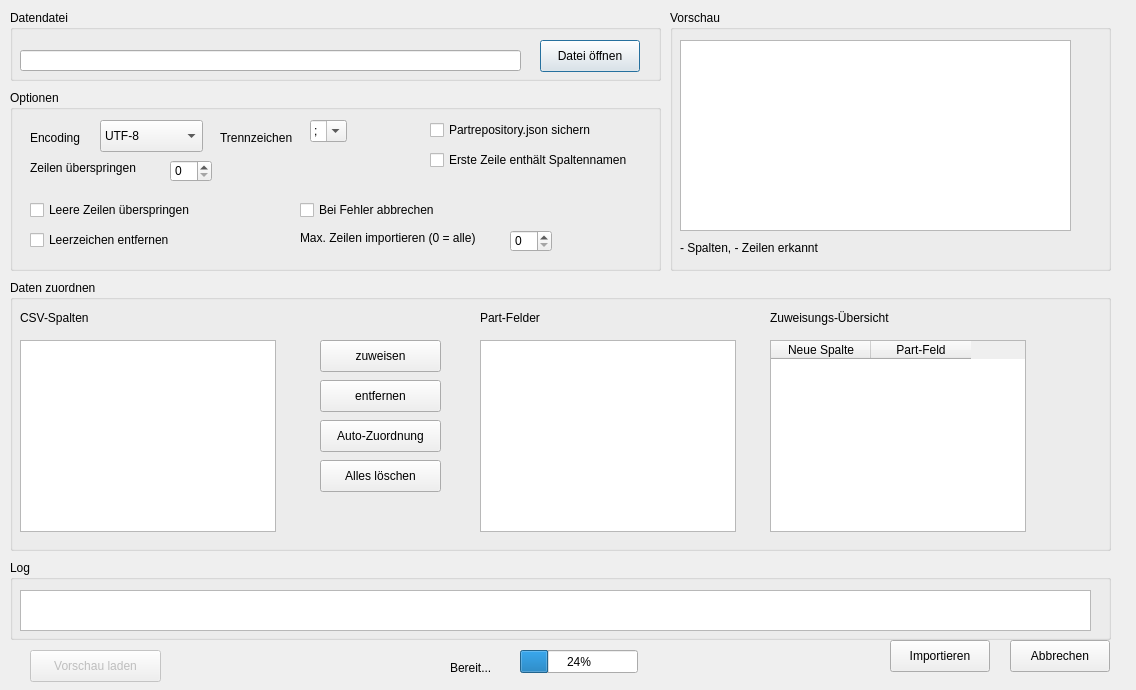
The window that src/importdatadialog.ui (oddscured/Partorium) describes before a commit, drawn with Qt 5.
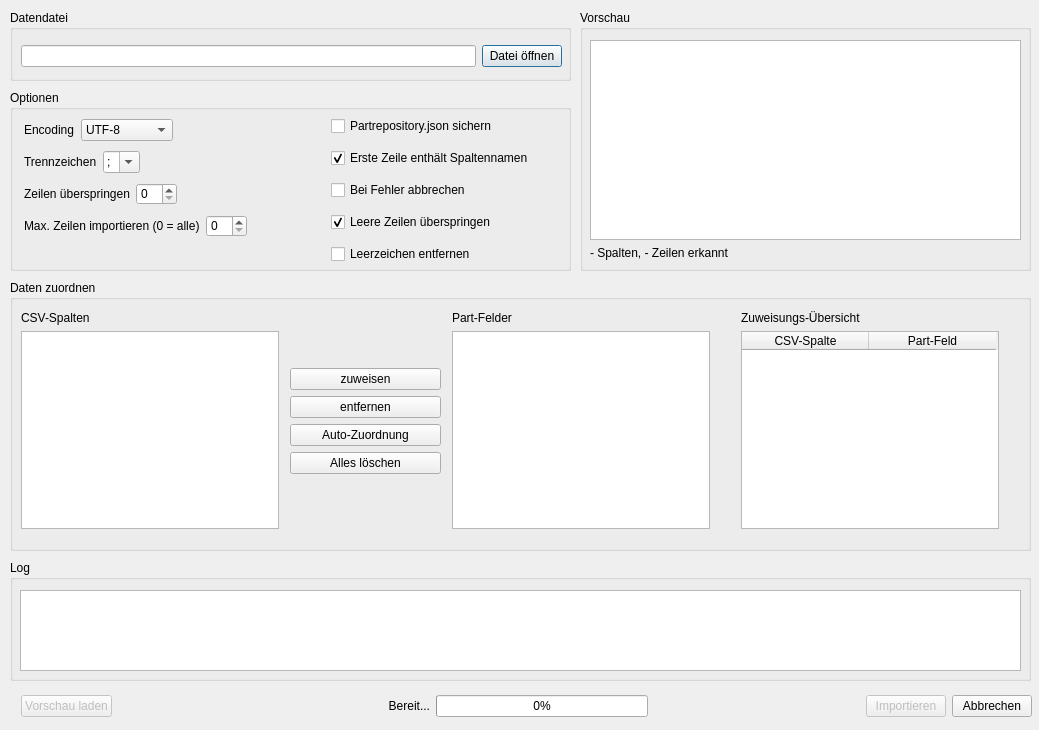
The same window after the commit.

Commit message: Finished DataImportDialog

Diff of the .ui file:
```diff
--- a/src/importdatadialog.ui
+++ b/src/importdatadialog.ui
@@ -6,8 +6,8 @@
    <rect>
     <x>0</x>
     <y>0</y>
-    <width>1136</width>
-    <height>690</height>
+    <width>1039</width>
+    <height>730</height>
    </rect>
   </property>
   <property name="windowTitle">
@@ -18,38 +18,38 @@
     <rect>
      <x>10</x>
      <y>10</y>
-     <width>651</width>
+     <width>561</width>
      <height>71</height>
     </rect>
    </property>
    <property name="title">
     <string>Datendatei</string>
    </property>
-   <widget class="QPushButton" name="btn_BrowseCsv">
+   <widget class="QWidget" name="">
     <property name="geometry">
      <rect>
-      <x>530</x>
+      <x>11</x>
       <y>30</y>
-      <width>100</width>
-      <height>32</height>
+      <width>541</width>
+      <height>33</height>
      </rect>
     </property>
-    <property name="text">
-     <string>Datei öffnen</string>
-    </property>
-   </widget>
-   <widget class="QLineEdit" name="edt_ImportFileName">
-    <property name="geometry">
-     <rect>
-      <x>10</x>
-      <y>40</y>
-      <width>501</width>
-      <height>21</height>
-     </rect>
-    </property>
-    <property name="readOnly">
-     <bool>true</bool>
-    </property>
+    <layout class="QHBoxLayout" name="horizontalLayout_5">
+     <item>
+      <widget class="QLineEdit" name="edt_ImportFileName">
+       <property name="readOnly">
+        <bool>true</bool>
+       </property>
+      </widget>
+     </item>
+     <item>
+      <widget class="QPushButton" name="btn_BrowseCsv">
+       <property name="text">
+        <string>Datei öffnen</string>
+       </property>
+      </widget>
+     </item>
+    </layout>
    </widget>
   </widget>
   <widget class="QGroupBox" name="grp_AssignData">
@@ -57,469 +57,490 @@
     <rect>
      <x>10</x>
      <y>280</y>
-     <width>1101</width>
+     <width>1021</width>
      <height>271</height>
     </rect>
    </property>
    <property name="title">
     <string>Daten zuordnen</string>
    </property>
-   <widget class="QLabel" name="lbl_SourceHeaders">
+   <widget class="QWidget" name="">
     <property name="geometry">
      <rect>
-      <x>10</x>
-      <y>30</y>
-      <width>111</width>
-      <height>16</height>
+      <x>442</x>
+      <y>31</y>
+      <width>258</width>
+      <height>218</height>
      </rect>
     </property>
-    <property name="text">
-     <string>CSV-Spalten</string>
-    </property>
+    <layout class="QVBoxLayout" name="verticalLayout_5">
+     <item>
+      <widget class="QLabel" name="lbl_PartFields">
+       <property name="text">
+        <string>Part-Felder</string>
+       </property>
+      </widget>
+     </item>
+     <item>
+      <widget class="QListWidget" name="lst_PartFields">
+       <property name="dragEnabled">
+        <bool>false</bool>
+       </property>
+      </widget>
+     </item>
+    </layout>
    </widget>
-   <widget class="QListWidget" name="lst_CsvColumns">
+   <widget class="QWidget" name="">
     <property name="geometry">
      <rect>
-      <x>10</x>
-      <y>60</y>
-      <width>256</width>
-      <height>192</height>
+      <x>11</x>
+      <y>31</y>
+      <width>258</width>
+      <height>218</height>
      </rect>
     </property>
-    <property name="dragEnabled">
-     <bool>true</bool>
-    </property>
+    <layout class="QVBoxLayout" name="verticalLayout_4">
+     <item>
+      <widget class="QLabel" name="lbl_SourceHeaders">
+       <property name="text">
+        <string>CSV-Spalten</string>
+       </property>
+      </widget>
+     </item>
+     <item>
+      <widget class="QListWidget" name="lst_CsvColumns">
+       <property name="dragEnabled">
+        <bool>true</bool>
+       </property>
+      </widget>
+     </item>
+    </layout>
    </widget>
-   <widget class="QPushButton" name="btn_MapToField">
+   <widget class="QWidget" name="">
     <property name="geometry">
      <rect>
-      <x>310</x>
-      <y>60</y>
-      <width>121</width>
-      <height>32</height>
+      <x>731</x>
+      <y>31</y>
+      <width>258</width>
+      <height>218</height>
      </rect>
     </property>
-    <property name="text">
-     <string>zuweisen</string>
-    </property>
+    <layout class="QVBoxLayout" name="verticalLayout_6">
+     <item>
+      <widget class="QLabel" name="lbl_PartFields_2">
+       <property name="text">
+        <string>Zuweisungs-Übersicht</string>
+       </property>
+      </widget>
+     </item>
+     <item>
+      <widget class="QTableWidget" name="tbl_Mapping">
+       <property name="editTriggers">
+        <set>QAbstractItemView::EditTrigger::NoEditTriggers</set>
+       </property>
+       <property name="selectionMode">
+        <enum>QAbstractItemView::SelectionMode::SingleSelection</enum>
+       </property>
+       <property name="selectionBehavior">
+        <enum>QAbstractItemView::SelectionBehavior::SelectRows</enum>
+       </property>
+       <attribute name="horizontalHeaderDefaultSectionSize">
+        <number>127</number>
+       </attribute>
+       <attribute name="horizontalHeaderStretchLastSection">
+        <bool>false</bool>
+       </attribute>
+       <attribute name="verticalHeaderStretchLastSection">
+        <bool>false</bool>
+       </attribute>
+       <column>
+        <property name="text">
+         <string>CSV-Spalte</string>
+        </property>
+       </column>
+       <column>
+        <property name="text">
+         <string>Part-Feld</string>
+        </property>
+       </column>
+      </widget>
+     </item>
+    </layout>
    </widget>
-   <widget class="QPushButton" name="btn_Unmap">
+   <widget class="QWidget" name="">
     <property name="geometry">
      <rect>
-      <x>310</x>
-      <y>100</y>
-      <width>121</width>
-      <height>32</height>
-     </rect>
-    </property>
-    <property name="text">
-     <string>entfernen</string>
-    </property>
-   </widget>
-   <widget class="QPushButton" name="btn_AutoMap">
-    <property name="geometry">
-     <rect>
-      <x>310</x>
-      <y>140</y>
-      <width>121</width>
-      <height>32</height>
-     </rect>
-    </property>
-    <property name="text">
-     <string>Auto-Zuordnung</string>
-    </property>
-   </widget>
-   <widget class="QPushButton" name="btn_ClearMapping">
-    <property name="geometry">
-     <rect>
-      <x>310</x>
-      <y>180</y>
-      <width>121</width>
-      <height>32</height>
-     </rect>
-    </property>
-    <property name="text">
-     <string>Alles löschen</string>
-    </property>
-   </widget>
-   <widget class="QLabel" name="lbl_PartFields">
-    <property name="geometry">
-     <rect>
-      <x>470</x>
+      <x>280</x>
       <y>30</y>
-      <width>111</width>
-      <height>16</height>
+      <width>151</width>
+      <height>221</height>
      </rect>
     </property>
-    <property name="text">
-     <string>Part-Felder</string>
-    </property>
+    <layout class="QVBoxLayout" name="verticalLayout_3">
+     <item>
+      <spacer name="verticalSpacer_3">
+       <property name="orientation">
+        <enum>Qt::Orientation::Vertical</enum>
+       </property>
+       <property name="sizeHint" stdset="0">
+        <size>
+         <width>20</width>
+         <height>10</height>
+        </size>
+       </property>
+      </spacer>
+     </item>
+     <item>
+      <widget class="QPushButton" name="btn_MapToField">
+       <property name="text">
+        <string>zuweisen</string>
+       </property>
+      </widget>
+     </item>
+     <item>
+      <widget class="QPushButton" name="btn_Unmap">
+       <property name="text">
+        <string>entfernen</string>
+       </property>
+      </widget>
+     </item>
+     <item>
+      <widget class="QPushButton" name="btn_AutoMap">
+       <property name="text">
+        <string>Auto-Zuordnung</string>
+       </property>
+      </widget>
+     </item>
+     <item>
+      <widget class="QPushButton" name="btn_ClearMapping">
+       <property name="text">
+        <string>Alles löschen</string>
+       </property>
+      </widget>
+     </item>
+     <item>
+      <spacer name="verticalSpacer_2">
+       <property name="orientation">
+        <enum>Qt::Orientation::Vertical</enum>
+       </property>
+       <property name="sizeHint" stdset="0">
+        <size>
+         <width>20</width>
+         <height>57</height>
+        </size>
+       </property>
+      </spacer>
+     </item>
+    </layout>
    </widget>
-   <widget class="QListWidget" name="lst_PartFields">
-    <property name="geometry">
-     <rect>
-      <x>470</x>
-      <y>60</y>
-      <width>256</width>
-      <height>192</height>
-     </rect>
-    </property>
-    <property name="dragEnabled">
-     <bool>false</bool>
-    </property>
-   </widget>
-   <widget class="QLabel" name="lbl_PartFields_2">
-    <property name="geometry">
-     <rect>
-      <x>760</x>
-      <y>30</y>
-      <width>161</width>
-      <height>16</height>
-     </rect>
-    </property>
-    <property name="text">
-     <string>Zuweisungs-Übersicht</string>
-    </property>
-   </widget>
-   <widget class="QTableWidget" name="tbl_Mapping">
-    <property name="geometry">
-     <rect>
-      <x>760</x>
-      <y>60</y>
-      <width>256</width>
-      <height>192</height>
-     </rect>
-    </property>
-    <column>
-     <property name="text">
-      <string>Neue Spalte</string>
-     </property>
-    </column>
-    <column>
-     <property name="text">
-      <string>Part-Feld</string>
-     </property>
-    </column>
-   </widget>
-  </widget>
-  <widget class="QPushButton" name="btn_Cancel">
-   <property name="geometry">
-    <rect>
-     <x>1010</x>
-     <y>640</y>
-     <width>100</width>
-     <height>32</height>
-    </rect>
-   </property>
-   <property name="focusPolicy">
-    <enum>Qt::FocusPolicy::StrongFocus</enum>
-   </property>
-   <property name="text">
-    <string>Abbrechen</string>
-   </property>
-  </widget>
-  <widget class="QPushButton" name="btn_StartImport">
-   <property name="geometry">
-    <rect>
-     <x>890</x>
-     <y>640</y>
-     <width>100</width>
-     <height>32</height>
-    </rect>
-   </property>
-   <property name="text">
-    <string>Importieren</string>
-   </property>
   </widget>
   <widget class="QGroupBox" name="grp_Options">
    <property name="geometry">
     <rect>
      <x>10</x>
      <y>90</y>
-     <width>651</width>
+     <width>561</width>
      <height>181</height>
     </rect>
    </property>
    <property name="title">
     <string>Optionen</string>
    </property>
-   <widget class="QCheckBox" name="chb_BackupJSON">
+   <widget class="QWidget" name="">
     <property name="geometry">
      <rect>
-      <x>420</x>
-      <y>30</y>
+      <x>321</x>
+      <y>20</y>
       <width>231</width>
-      <height>20</height>
+      <height>161</height>
      </rect>
     </property>
-    <property name="text">
-     <string>Partrepository.json sichern</string>
-    </property>
-   </widget>
-   <widget class="QComboBox" name="cbb_Encoding">
-    <property name="geometry">
-     <rect>
-      <x>90</x>
-      <y>30</y>
-      <width>103</width>
-      <height>32</height>
-     </rect>
-    </property>
-    <item>
-     <property name="text">
-      <string>UTF-8</string>
+    <layout class="QVBoxLayout" name="verticalLayout_2">
+     <property name="sizeConstraint">
+      <enum>QLayout::SizeConstraint::SetDefaultConstraint</enum>
      </property>
-    </item>
-    <item>
-     <property name="text">
-      <string>ISO-8859-1</string>
-     </property>
-    </item>
+     <item>
+      <widget class="QCheckBox" name="chb_BackupJSON">
+       <property name="text">
+        <string>Partrepository.json sichern</string>
+       </property>
+      </widget>
+     </item>
+     <item>
+      <widget class="QCheckBox" name="chb_HasHeader">
+       <property name="text">
+        <string>Erste Zeile enthält Spaltennamen</string>
+       </property>
+       <property name="checked">
+        <bool>true</bool>
+       </property>
+      </widget>
+     </item>
+     <item>
+      <widget class="QCheckBox" name="chb_StopOnError">
+       <property name="text">
+        <string>Bei Fehler abbrechen</string>
+       </property>
+      </widget>
+     </item>
+     <item>
+      <widget class="QCheckBox" name="chb_SkipEmptyRows">
+       <property name="text">
+        <string>Leere Zeilen überspringen</string>
+       </property>
+       <property name="checked">
+        <bool>true</bool>
+       </property>
+      </widget>
+     </item>
+     <item>
+      <widget class="QCheckBox" name="chb_TrimWhitespace">
+       <property name="text">
+        <string>Leerzeichen entfernen</string>
+       </property>
+      </widget>
+     </item>
+    </layout>
    </widget>
-   <widget class="QLabel" name="lbl_Encoding">
+   <widget class="QWidget" name="">
     <property name="geometry">
      <rect>
-      <x>20</x>
-      <y>40</y>
-      <width>58</width>
-      <height>16</height>
+      <x>14</x>
+      <y>61</y>
+      <width>293</width>
+      <height>22</height>
      </rect>
     </property>
-    <property name="text">
-     <string>Encoding</string>
-    </property>
+    <layout class="QHBoxLayout" name="horizontalLayout_2">
+     <item>
+      <widget class="QLabel" name="lbl_Delimiter">
+       <property name="text">
+        <string>Trennzeichen</string>
+       </property>
+      </widget>
+     </item>
+     <item>
+      <widget class="QComboBox" name="cbb_Delimiter">
+       <property name="editable">
+        <bool>true</bool>
+       </property>
+       <property name="insertPolicy">
+        <enum>QComboBox::InsertPolicy::NoInsert</enum>
+       </property>
+       <property name="sizeAdjustPolicy">
+        <enum>QComboBox::SizeAdjustPolicy::AdjustToContents</enum>
+       </property>
+       <item>
+        <property name="text">
+         <string>;</string>
+        </property>
+       </item>
+       <item>
+        <property name="text">
+         <string>,</string>
+        </property>
+       </item>
+       <item>
+        <property name="text">
+         <string>\t</string>
+        </property>
+       </item>
+      </widget>
+     </item>
+     <item>
+      <spacer name="horizontalSpacer_2">
+       <property name="orientation">
+        <enum>Qt::Orientation::Horizontal</enum>
+       </property>
+       <property name="sizeHint" stdset="0">
+        <size>
+         <width>40</width>
+         <height>20</height>
+        </size>
+       </property>
+      </spacer>
+     </item>
+    </layout>
    </widget>
-   <widget class="QLabel" name="lbl_Delimiter">
+   <widget class="QWidget" name="">
     <property name="geometry">
      <rect>
-      <x>210</x>
-      <y>40</y>
-      <width>91</width>
-      <height>16</height>
+      <x>14</x>
+      <y>93</y>
+      <width>293</width>
+      <height>22</height>
      </rect>
     </property>
-    <property name="text">
-     <string>Trennzeichen</string>
-    </property>
+    <layout class="QHBoxLayout" name="horizontalLayout_3">
+     <item>
+      <widget class="QLabel" name="lbl_SkipRows">
+       <property name="text">
+        <string>Zeilen überspringen</string>
+       </property>
+      </widget>
+     </item>
+     <item>
+      <widget class="QSpinBox" name="spn_SkipRows">
+       <property name="baseSize">
+        <size>
+         <width>16</width>
+         <height>16</height>
+        </size>
+       </property>
+      </widget>
+     </item>
+     <item>
+      <spacer name="horizontalSpacer_3">
+       <property name="orientation">
+        <enum>Qt::Orientation::Horizontal</enum>
+       </property>
+       <property name="sizeHint" stdset="0">
+        <size>
+         <width>40</width>
+         <height>20</height>
+        </size>
+       </property>
+      </spacer>
+     </item>
+    </layout>
    </widget>
-   <widget class="QComboBox" name="cbb_Delimiter">
+   <widget class="QWidget" name="">
     <property name="geometry">
      <rect>
-      <x>300</x>
-      <y>30</y>
-      <width>58</width>
-      <height>32</height>
-     </rect>
-    </property>
-    <property name="editable">
-     <bool>true</bool>
-    </property>
-    <property name="insertPolicy">
-     <enum>QComboBox::InsertPolicy::NoInsert</enum>
-    </property>
-    <property name="sizeAdjustPolicy">
-     <enum>QComboBox::SizeAdjustPolicy::AdjustToContents</enum>
-    </property>
-    <item>
-     <property name="text">
-      <string>;</string>
-     </property>
-    </item>
-    <item>
-     <property name="text">
-      <string>,</string>
-     </property>
-    </item>
-    <item>
-     <property name="text">
-      <string>\t</string>
-     </property>
-    </item>
-   </widget>
-   <widget class="QCheckBox" name="chb_HasHeader">
-    <property name="geometry">
-     <rect>
-      <x>420</x>
-      <y>60</y>
-      <width>221</width>
-      <height>20</height>
-     </rect>
-    </property>
-    <property name="text">
-     <string>Erste Zeile enthält Spaltennamen</string>
-    </property>
-   </widget>
-   <widget class="QLabel" name="lbl_SkipRows">
-    <property name="geometry">
-     <rect>
-      <x>20</x>
-      <y>70</y>
-      <width>131</width>
-      <height>16</height>
-     </rect>
-    </property>
-    <property name="text">
-     <string>Zeilen überspringen</string>
-    </property>
-   </widget>
-   <widget class="QSpinBox" name="spn_SkipRows">
-    <property name="geometry">
-     <rect>
-      <x>160</x>
-      <y>70</y>
-      <width>42</width>
+      <x>14</x>
+      <y>29</y>
+      <width>293</width>
       <height>22</height>
      </rect>
     </property>
+    <layout class="QHBoxLayout" name="horizontalLayout">
+     <item>
+      <widget class="QLabel" name="lbl_Encoding">
+       <property name="text">
+        <string>Encoding</string>
+       </property>
+      </widget>
+     </item>
+     <item>
+      <widget class="QComboBox" name="cbb_Encoding">
+       <item>
+        <property name="text">
+         <string>UTF-8</string>
+        </property>
+       </item>
+       <item>
+        <property name="text">
+         <string>ISO-8859-1</string>
+        </property>
+       </item>
+      </widget>
+     </item>
+     <item>
+      <spacer name="horizontalSpacer">
+       <property name="orientation">
+        <enum>Qt::Orientation::Horizontal</enum>
+       </property>
+       <property name="sizeHint" stdset="0">
+        <size>
+         <width>40</width>
+         <height>20</height>
+        </size>
+       </property>
+      </spacer>
+     </item>
+    </layout>
    </widget>
-   <widget class="QCheckBox" name="chb_SkipEmptyRows">
+   <widget class="QWidget" name="">
     <property name="geometry">
      <rect>
-      <x>20</x>
-      <y>110</y>
-      <width>201</width>
-      <height>20</height>
-     </rect>
-    </property>
-    <property name="text">
-     <string>Leere Zeilen überspringen</string>
-    </property>
-   </widget>
-   <widget class="QCheckBox" name="chb_TrimWhitespace">
-    <property name="geometry">
-     <rect>
-      <x>20</x>
-      <y>140</y>
-      <width>171</width>
-      <height>20</height>
-     </rect>
-    </property>
-    <property name="text">
-     <string>Leerzeichen entfernen</string>
-    </property>
-   </widget>
-   <widget class="QCheckBox" name="chb_StopOnError">
-    <property name="geometry">
-     <rect>
-      <x>290</x>
-      <y>110</y>
-      <width>161</width>
-      <height>20</height>
-     </rect>
-    </property>
-    <property name="text">
-     <string>Bei Fehler abbrechen</string>
-    </property>
-   </widget>
-   <widget class="QLabel" name="lbl_MaxRows">
-    <property name="geometry">
-     <rect>
-      <x>290</x>
-      <y>140</y>
-      <width>201</width>
-      <height>16</height>
-     </rect>
-    </property>
-    <property name="text">
-     <string>Max. Zeilen importieren (0 = alle)</string>
-    </property>
-   </widget>
-   <widget class="QSpinBox" name="spn_MaxRows">
-    <property name="geometry">
-     <rect>
-      <x>500</x>
-      <y>140</y>
-      <width>42</width>
+      <x>14</x>
+      <y>125</y>
+      <width>293</width>
       <height>22</height>
      </rect>
     </property>
+    <layout class="QHBoxLayout" name="horizontalLayout_4">
+     <item>
+      <widget class="QLabel" name="lbl_MaxRows">
+       <property name="text">
+        <string>Max. Zeilen importieren (0 = alle)</string>
+       </property>
+      </widget>
+     </item>
+     <item>
+      <widget class="QSpinBox" name="spn_MaxRows">
+       <property name="sizePolicy">
+        <sizepolicy hsizetype="Preferred" vsizetype="Fixed">
+         <horstretch>0</horstretch>
+         <verstretch>0</verstretch>
+        </sizepolicy>
+       </property>
+       <property name="baseSize">
+        <size>
+         <width>16</width>
+         <height>16</height>
+        </size>
+       </property>
+      </widget>
+     </item>
+     <item>
+      <spacer name="horizontalSpacer_4">
+       <property name="orientation">
+        <enum>Qt::Orientation::Horizontal</enum>
+       </property>
+       <property name="sizeHint" stdset="0">
+        <size>
+         <width>40</width>
+         <height>20</height>
+        </size>
+       </property>
+      </spacer>
+     </item>
+    </layout>
    </widget>
   </widget>
-  <widget class="QPushButton" name="btn_LoadPreview">
-   <property name="enabled">
-    <bool>false</bool>
-   </property>
-   <property name="geometry">
-    <rect>
-     <x>30</x>
-     <y>650</y>
-     <width>131</width>
-     <height>32</height>
-    </rect>
-   </property>
-   <property name="text">
-    <string>Vorschau laden</string>
-   </property>
-  </widget>
   <widget class="QGroupBox" name="grp_Preview">
    <property name="geometry">
     <rect>
-     <x>670</x>
+     <x>580</x>
      <y>10</y>
-     <width>441</width>
+     <width>451</width>
      <height>261</height>
     </rect>
    </property>
    <property name="title">
     <string>Vorschau</string>
    </property>
-   <widget class="QTableView" name="tbl_Preview">
+   <widget class="QWidget" name="">
     <property name="geometry">
      <rect>
       <x>10</x>
       <y>30</y>
-      <width>391</width>
-      <height>191</height>
+      <width>431</width>
+      <height>220</height>
      </rect>
     </property>
+    <layout class="QVBoxLayout" name="verticalLayout_7">
+     <item>
+      <widget class="QTableView" name="tbl_Preview"/>
+     </item>
+     <item>
+      <widget class="QLabel" name="lbl_PreviewInfo">
+       <property name="text">
+        <string>- Spalten, - Zeilen erkannt</string>
+       </property>
+      </widget>
+     </item>
+    </layout>
    </widget>
-   <widget class="QLabel" name="lbl_PreviewInfo">
-    <property name="geometry">
-     <rect>
-      <x>10</x>
-      <y>230</y>
-      <width>391</width>
-      <height>16</height>
-     </rect>
-    </property>
-    <property name="text">
-     <string>- Spalten, - Zeilen erkannt</string>
-    </property>
-   </widget>
-  </widget>
-  <widget class="QProgressBar" name="prg_Import">
-   <property name="geometry">
-    <rect>
-     <x>520</x>
-     <y>650</y>
-     <width>118</width>
-     <height>23</height>
-    </rect>
-   </property>
-   <property name="value">
-    <number>24</number>
-   </property>
-  </widget>
-  <widget class="QLabel" name="lbl_ImportStatus">
-   <property name="geometry">
-    <rect>
-     <x>450</x>
-     <y>660</y>
-     <width>58</width>
-     <height>16</height>
-    </rect>
-   </property>
-   <property name="text">
-    <string>Bereit...</string>
-   </property>
   </widget>
   <widget class="QGroupBox" name="groupBox">
    <property name="geometry">
     <rect>
      <x>10</x>
      <y>560</y>
-     <width>1101</width>
-     <height>80</height>
+     <width>1021</width>
+     <height>121</height>
     </rect>
    </property>
    <property name="title">
@@ -530,12 +551,103 @@
      <rect>
       <x>10</x>
       <y>30</y>
-      <width>1071</width>
-      <height>41</height>
+      <width>1001</width>
+      <height>81</height>
      </rect>
     </property>
    </widget>
   </widget>
+  <widget class="QWidget" name="">
+   <property name="geometry">
+    <rect>
+     <x>21</x>
+     <y>690</y>
+     <width>1011</width>
+     <height>32</height>
+    </rect>
+   </property>
+   <layout class="QHBoxLayout" name="horizontalLayout_6">
+    <item>
+     <widget class="QPushButton" name="btn_LoadPreview">
+      <property name="enabled">
+       <bool>false</bool>
+      </property>
+      <property name="text">
+       <string>Vorschau laden</string>
+      </property>
+     </widget>
+    </item>
+    <item>
+     <spacer name="horizontalSpacer_5">
+      <property name="orientation">
+       <enum>Qt::Orientation::Horizontal</enum>
+      </property>
+      <property name="sizeHint" stdset="0">
+       <size>
+        <width>30</width>
+        <height>20</height>
+       </size>
+      </property>
+     </spacer>
+    </item>
+    <item>
+     <widget class="QLabel" name="lbl_ImportStatus">
+      <property name="minimumSize">
+       <size>
+        <width>100</width>
+        <height>0</height>
+       </size>
+      </property>
+      <property name="text">
+       <string>Bereit...</string>
+      </property>
+      <property name="alignment">
+       <set>Qt::AlignmentFlag::AlignRight|Qt::AlignmentFlag::AlignTrailing|Qt::AlignmentFlag::AlignVCenter</set>
+      </property>
+     </widget>
+    </item>
+    <item>
+     <widget class="QProgressBar" name="prg_Import">
+      <property name="value">
+       <number>0</number>
+      </property>
+     </widget>
+    </item>
+    <item>
+     <spacer name="horizontalSpacer_6">
+      <property name="orientation">
+       <enum>Qt::Orientation::Horizontal</enum>
+      </property>
+      <property name="sizeHint" stdset="0">
+       <size>
+        <width>40</width>
+        <height>20</height>
+       </size>
+      </property>
+     </spacer>
+    </item>
+    <item>
+     <widget class="QPushButton" name="btn_StartImport">
+      <property name="enabled">
+       <bool>false</bool>
+      </property>
+      <property name="text">
+       <string>Importieren</string>
+      </property>
+     </widget>
+    </item>
+    <item>
+     <widget class="QPushButton" name="btn_Close">
+      <property name="focusPolicy">
+       <enum>Qt::FocusPolicy::StrongFocus</enum>
+      </property>
+      <property name="text">
+       <string>Abbrechen</string>
+      </property>
+     </widget>
+    </item>
+   </layout>
+  </widget>
  </widget>
  <tabstops>
   <tabstop>edt_ImportFileName</tabstop>
```
Left out of the diff: 21 changed lines with no effect on the pictures. The commit also changes 7 other files.
